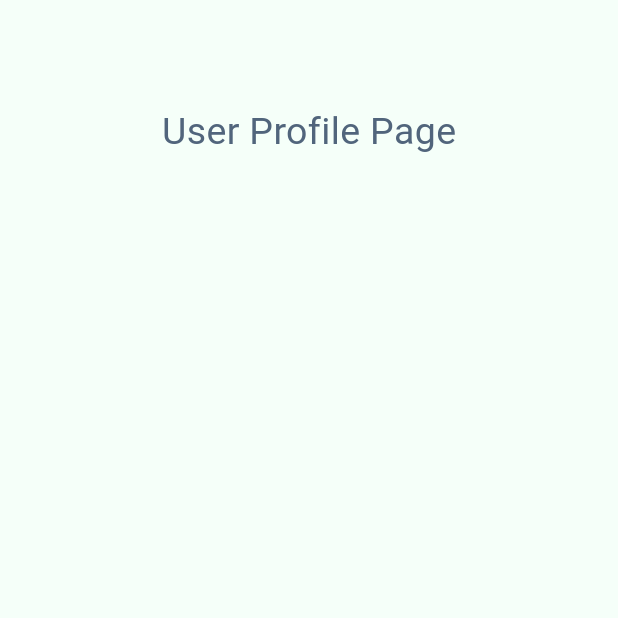
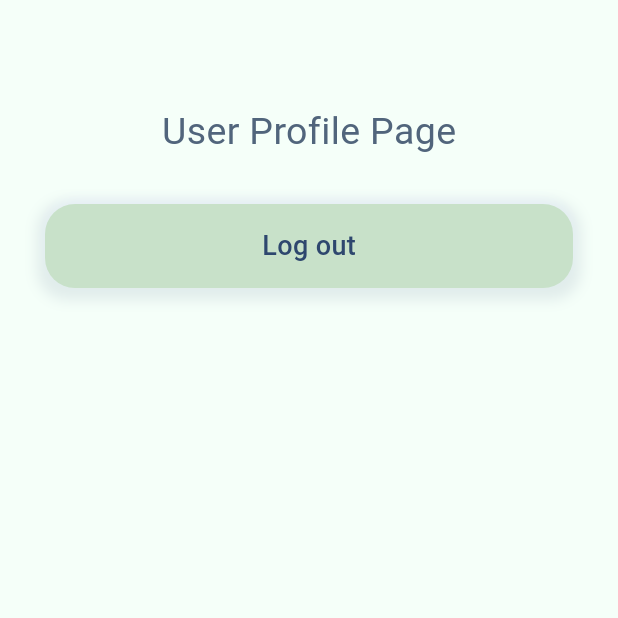
Before and after one commit to blueCuraca0/notenova, a Flutter app: the UserProfilePage screen opened directly, on a phone screen of 412 x 824 dp, the top half of it. Run offline on Flutter 3.47's test engine with Material 3 defaults, Android fonts, the phone set to English and light mode, and no system bars; our stand-ins replace cloud_firestore, easy_localization, firebase_auth, firebase_core, google_fonts; accounts and stored records are empty; network calls fail; Roboto replaces fonts that are missing (Ubuntu).

Commit message:
minor changes to custom app bar

```diff
--- a/lib/core/widgets/custom_app_bar.dart
+++ b/lib/core/widgets/custom_app_bar.dart
@@ -7,8 +7,9 @@ import 'package:notenova/core/utils/constants.dart';
 class CustomAppBar extends StatelessWidget {
   late final double screenHeight;
   late final String? title;
+  late final void Function() onPressedBack;
 
-  CustomAppBar({required this.screenHeight, this.title, super.key});
+  CustomAppBar({required this.screenHeight, required this.onPressedBack, this.title, super.key});
 
   @override
   Widget build(BuildContext context) {
@@ -21,7 +22,7 @@ class CustomAppBar extends StatelessWidget {
       ),
       child: IconButton(
         onPressed: () {
-          Navigator.of(context).pop();
+          onPressedBack();
         },
         icon: const Icon(Icons.arrow_back_ios_new, size: 24,),
         color: Theme.of(context).textTheme.bodySmall?.color,
--- /dev/null
+++ b/lib/features/autorization/data/authorization_info.dart
@@ -0,0 +1,5 @@
+import 'package:firebase_auth/firebase_auth.dart';
+
+class AuthorizationInfo {
+  static User? user = FirebaseAuth.instance.currentUser;
+}
--- a/lib/features/profile/presentation/pages/user_profile_page.dart
+++ b/lib/features/profile/presentation/pages/user_profile_page.dart
@@ -1,22 +1,40 @@
+import 'package:firebase_auth/firebase_auth.dart';
 import 'package:flutter/material.dart';
+import 'package:notenova/core/utils/constants.dart';
+import 'package:notenova/core/widgets/custom_button.dart';
 
 class UserProfilePage extends StatelessWidget {
   const UserProfilePage({super.key});
 
+  void _logOut() {
+    print("logging out");
+    FirebaseAuth.instance.signOut();
+  }
+
   @override
   Widget build(BuildContext context) {
     return Scaffold(
-      body: Column(
+      body: Padding(
+        padding: const EdgeInsets.all(30),
+        child: Column(
           children: [
             Container(
-            padding: const EdgeInsets.all(70),
+              padding: const EdgeInsets.only(top: 40),
               alignment: Alignment.center,
               child: const Text(
                 "User Profile Page",
                 style: TextStyle(fontSize: 25),
               ),
+            ),
+            bigSizedBoxHeight,
+            CustomButton(
+              text: "Log out",
+              onPressed: () {
+                _logOut();
+              }
             )
           ],
+        ),
       ),
     );
   }
--- a/lib/main_page.dart
+++ b/lib/main_page.dart
@@ -1,6 +1,4 @@
 import 'package:flutter/material.dart';
-import 'package:notenova/features/cards/presentation/pages/card_stacks_page.dart';
-import 'package:notenova/features/cards/presentation/pages/create_card_stack_page.dart';
 
 import 'core/utils/c_routes.dart';
 import 'core/widgets/bottom_nav_bar.dart';
@@ -51,7 +49,7 @@ class MainPage extends StatelessWidget {
   @override
   Widget build(BuildContext context) {
     return PopScope(
-      canPop: false,
+      canPop: true,
       child: Stack(
         fit: StackFit.expand,
         children: [
```
Also changed, not shown: lib/features/cards/presentation/pages/create_card_stack_page.dart (+7 -6 lines), lib/features/cards/presentation/pages/create_cards_page.dart (+16 -11 lines), lib/features/cards/presentation/pages/flashcard_page.dart (+15 -2 lines). Lines whose indentation alone changed are shown as unchanged.
